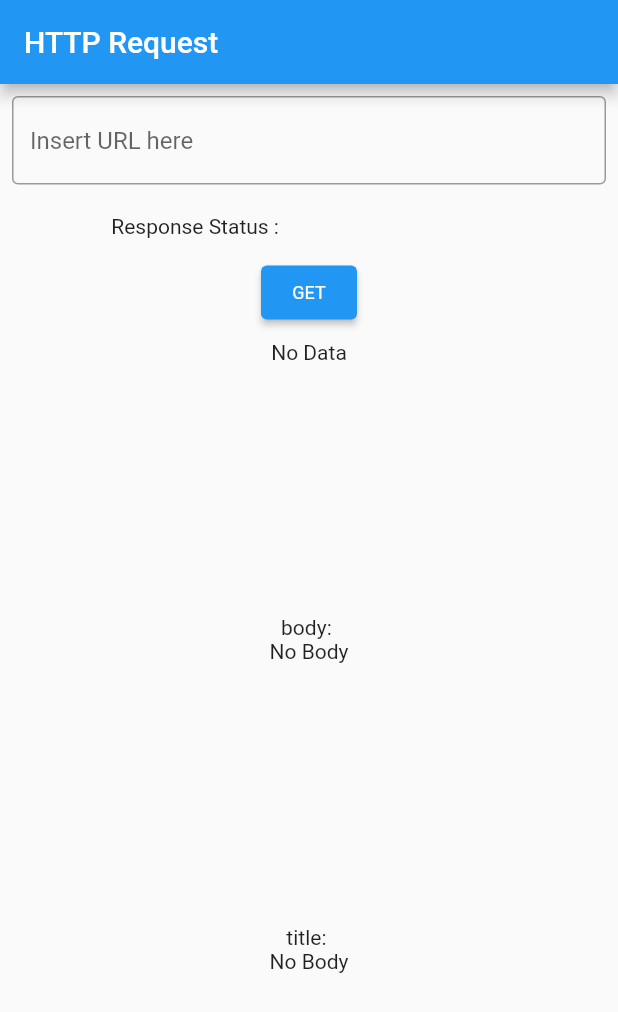
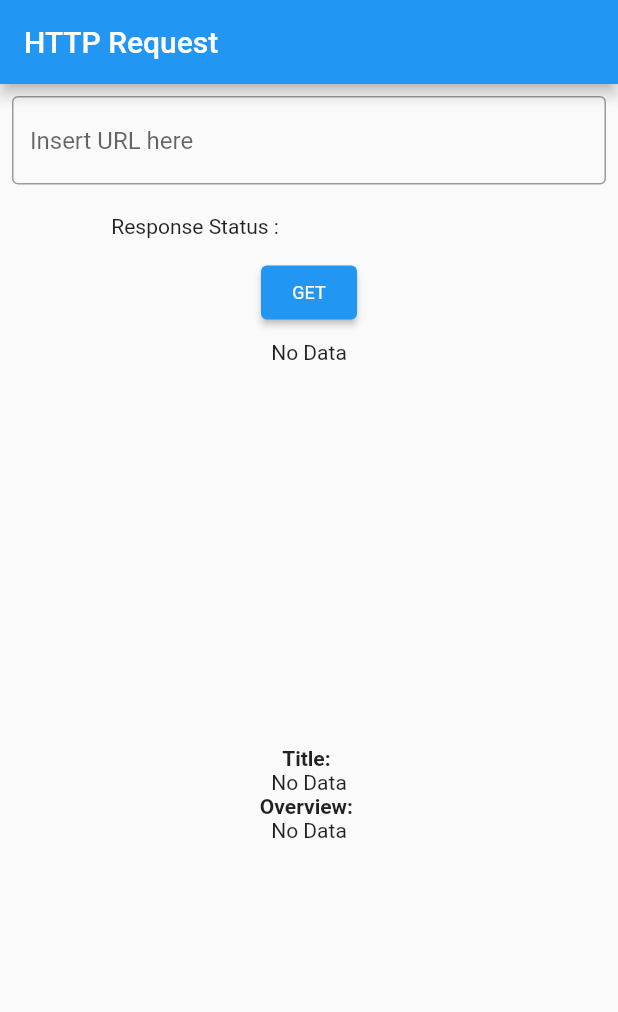
Before and after one commit to ditososro/rest_api_playground, a Flutter app: the screen it shows after launch, after a tap on "GET", on a phone screen of 412 x 824 dp. Shown: the top 1012 px of the screen. Run offline on Flutter 3.47's test engine with Material 2 defaults, Android fonts, the phone set to English and light mode, and no system bars; network calls fail.

Commit message:
Using Bearer Token to get data from TMDB website

```diff
--- a/lib/HomePage.dart
+++ b/lib/HomePage.dart
@@ -20,25 +20,27 @@ class _MyHomePageState extends State<MyHomePage> {
   var _jsonQuery;
   String url = "";
   var data;
-  final String token = 'eyJhbGciOiJIUzI1NiJ9.eyJhdWQiOiJkOTU5YjE5Z'
-      'GMzZWQ3ZDEzYzA5MTJiMTA5Y2U1MGQ4MiIsInN1YiI6IjYwYTczZDM3MTQyZWYxMDA0MGYwYmI4'
-      'ZiIsInNjb3BlcyI6WyJhcGlfcmVhZCJdLCJ2ZXJzaW9uIjoxfQ.85Ck8FPXsw5hgCgngqWSRlifUZuaNz0mWwFNpjZTHlU';
+  final String token = 'eyJhbGciOiJIUzI1NiJ9.eyJhdWQiOiI2N2U4MzVjNmFmMGU2MTN'
+      'kM2NlYzc4M2Y5YzZmZjZiYiIsInN1YiI6IjYwYTczZDE5MTY4OTM1MDA1ODM5MDYxMiIsInN'
+      'jb3BlcyI6WyJhcGlfcmVhZCJdLCJ2ZXJzaW9uIjoxfQ.6XX38r34HCYIHhYIG1NhvY6VwGyrmy0EEmXeJvdiXz8';
 
   getData() async {
-    var apiUrl = Uri.parse('https://jsonplaceholder.typicode.com/posts/1');
+    var apiUrl = Uri.parse(_controller.text);
     var response = await http.get(
         apiUrl,
         headers: {
           "Accept": "application/json",
-          'Content-Type': 'application/json'
+          'Content-Type': 'application/json',
+          'Authorization': 'Bearer ${token}'
         }
     );
-
+    print(response.statusCode);
     setState(() {
       data = json.decode(response.body);
       _jsonQuery = json.decode(response.body).toString();
-      _body  = data["body"];
-      _title = data["title"];
+      _body  = data["original_title"];
+      _title = data["overview"];
+
     });
   }
 
@@ -112,23 +114,26 @@ class _MyHomePageState extends State<MyHomePage> {
                   ),
                 ),
               ),
-            Text("body: "),
+            Text("Title: ",
+                style: TextStyle(fontWeight: FontWeight.bold)
+            ),
+              Padding(
+                padding: const EdgeInsets.symmetric(horizontal: 8.0),
+                child: Text(
+                  (_body != null) ? _body : 'No Data',
+                  overflow: TextOverflow.ellipsis,
+                  maxLines: 20,
+                ),
+              ),
+            Text(
+                "Overview: ",
+                style: TextStyle(fontWeight: FontWeight.bold)
+                ),
             Expanded(
               child: Padding(
                 padding: const EdgeInsets.symmetric(horizontal: 8.0),
                 child: Text(
-                  (_body != null) ? _body : 'No Body',
-                  overflow: TextOverflow.ellipsis,
-                  maxLines: 20,
-                ),
-              ),
-            ),
-            Text("title: "),
-            Expanded(
-              child: Padding(
-                padding: const EdgeInsets.symmetric(horizontal: 8.0),
-                child: Text(
-                  (_title != null) ? _title : 'No Body',
+                  (_title != null) ? _title : 'No Data',
                   overflow: TextOverflow.ellipsis,
                   maxLines: 20,
                 ),
```
